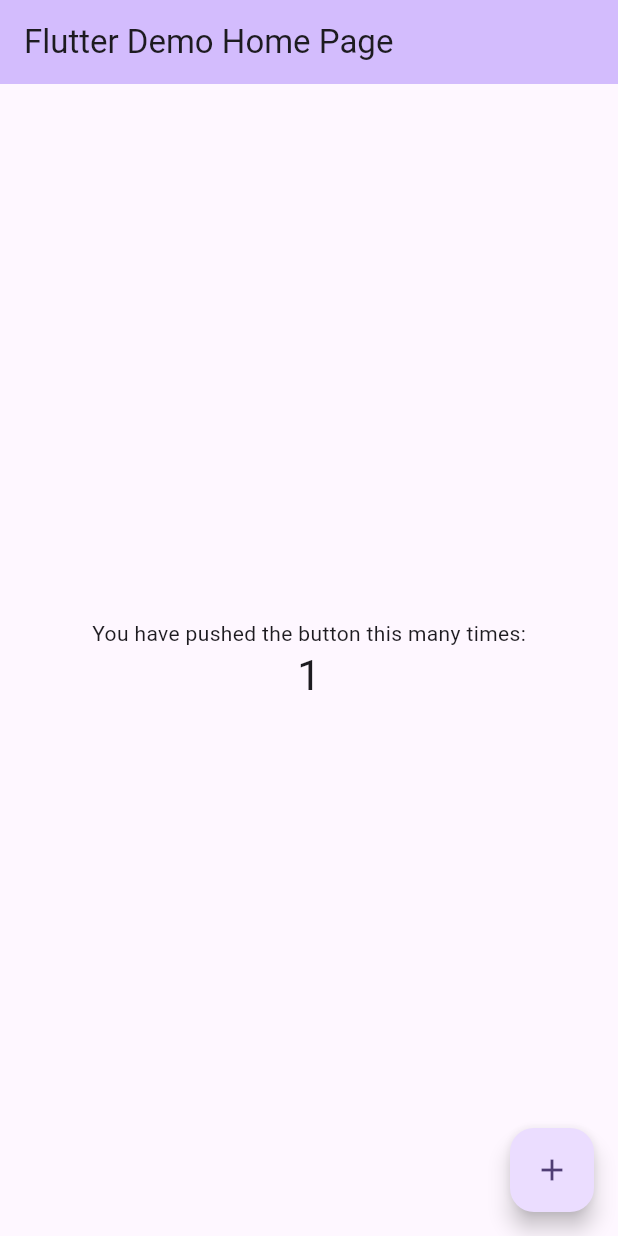
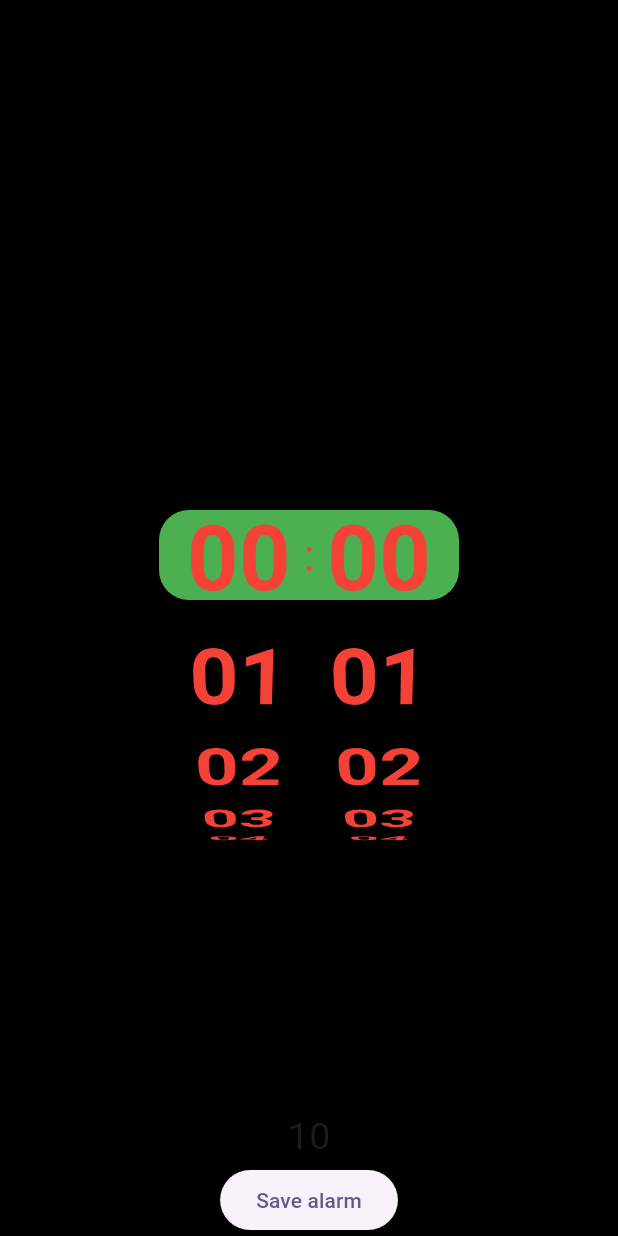
Before and after one commit to mostafijur-devs/alarm-clock, a Flutter app: the screen it shows after launch, after a tap on the "add" icon, on a phone screen of 412 x 824 dp. Run offline on Flutter 3.47's test engine with Material 3 defaults, Android fonts, the light colour scheme and no system bars; our stand-ins replace permission_handler; missing offline and left inert: alarm; statements that could not run were skipped.

Commit message:
alarm set

```diff
--- /dev/null
+++ b/lib/home_screen.dart
@@ -0,0 +1,178 @@
+import 'package:alarm/alarm.dart';
+import 'package:flutter/material.dart';
+
+class HomeScreen extends StatefulWidget {
+  final void Function(int hour, int minute)? onTimeSelected;
+
+  const HomeScreen({super.key, this.onTimeSelected});
+
+  @override
+  State<HomeScreen> createState() => _HomeScreenState();
+}
+
+class _HomeScreenState extends State<HomeScreen> {
+  late FixedExtentScrollController _hourController;
+  late FixedExtentScrollController _minuteController;
+
+  int selectedHour = TimeOfDay.now().hour;
+  int selectedMinute = TimeOfDay.now().minute;
+
+
+  @override
+  void initState() {
+    super.initState();
+    _hourController = FixedExtentScrollController(initialItem: selectedHour);
+    _minuteController = FixedExtentScrollController(initialItem: selectedMinute);
+    print("time $selectedMinute , ,, $selectedHour");
+  }
+
+  @override
+  void dispose() {
+    super.dispose();
+
+    _hourController.dispose();
+    _minuteController.dispose();
+  }
+
+  @override
+  Widget build(BuildContext context) {
+    return Scaffold(
+      backgroundColor: Colors.black,
+      // appBar: AppBar(title: const Text('Alarm Time Picker')),
+      body: SafeArea(
+        child: Column(
+          children: [
+            Expanded(
+              child: Stack(
+
+                alignment: Alignment.center,
+                children: [
+                  Positioned(child: Container(
+                    width: 200,
+                    height: 60,
+                    decoration: BoxDecoration(
+                        color: Colors.green,
+                        borderRadius: BorderRadius.circular(20)
+                    ),
+                  )),
+                  Padding(
+                    padding: const EdgeInsets.symmetric(vertical: 20.0),
+                    child: Row(
+                      mainAxisAlignment: MainAxisAlignment.center,
+                      children: [
+                        _buildWidgetList(
+                          controller: _hourController,
+                          items: List.generate(24, (index) => index),
+                          onChanged: (value) {
+                            setState(() {
+                              selectedHour = value;
+                            });
+                            widget.onTimeSelected?.call(selectedHour, selectedMinute);
+                          },
+                        ),
+
+                        Padding(
+                          padding: const EdgeInsets.all(8.0),
+                          child: Text(':',style: TextStyle(color: Colors.red,fontSize: 30),),
+                        ),
+
+                        _buildWidgetList(
+                          controller: _minuteController,
+                          items: List.generate(60, (index) => index),
+                          onChanged: (value) {
+                            setState(() {
+                              selectedMinute = value;
+                            });
+                            widget.onTimeSelected?.call(selectedHour, selectedMinute);
+                          },
+                        ),
+                      ],
+                    ),
+                  )
+
+                ],
+              ),
+            ),
+            Text(selectedHour.toString(),style: TextStyle(fontSize: 25),),
+            ElevatedButton(onPressed: () async {
+              print("conform date $selectedHour ,   $selectedMinute");
+
+              final now = DateTime.now();
+              DateTime alarmDateTime = DateTime(
+                now.year,
+                now.month,
+                now.day,
+                selectedHour,
+                selectedMinute,
+              );
+
+// যদি নির্বাচিত সময় আগের হয়, তাহলে পরের দিনের জন্য সেট করো
+//               if (alarmDateTime.isBefore(now)) {
+//                 alarmDateTime = alarmDateTime.add(const Duration(days: 1));
+//               }
+
+              final alarmSettings = AlarmSettings(
+                id: 42,
+                dateTime: alarmDateTime,
+                assetAudioPath: 'assets/alarm.mp3',
+                loopAudio: true,
+                vibrate: true,
+                volumeSettings: VolumeSettings.fade(
+                  volume: 0.8,
+                  fadeDuration: Duration(seconds: 5),
+                  volumeEnforced: true,
+                ),
+                notificationSettings: NotificationSettings(
+                  title: 'This is the title',
+                  body: 'This is the body',
+                  stopButton: 'Stop the alarm',
+                  icon: 'notification_icon',
+                  iconColor: const Color(0xff862778),
+                ),
+              );
+
+              await Alarm.set(alarmSettings: alarmSettings);
+
+
+              // loadAlarms();
+              Navigator.pop(context);
+            }, child: Text('Save alarm'))
+          ],
+        ),
+      ),
+    );
+  }
+
+  Widget _buildWidgetList({
+    required FixedExtentScrollController controller,
+    required List<int> items,
+    required Function(int) onChanged,
+  }) {
+    return SizedBox(
+      width: 70,
+      child: ListWheelScrollView.useDelegate(
+        physics: FixedExtentScrollPhysics(),
+        perspective: 0.009,
+        diameterRatio: 2.0,
+        itemExtent: 80,
+        onSelectedItemChanged: onChanged,
+        childDelegate: ListWheelChildBuilderDelegate(
+
+          childCount: items.length,
+          builder: (context, index) {
+            return Center(
+              child: Text(
+                items[index].toString().padLeft(2, '0'),
+                style: TextStyle(
+                  fontSize: 60,
+                  color: Colors.red,
+                  fontWeight: FontWeight.bold,
+                ),
+              ),
+            );
+          },
+        ),
+      ),
+    );
+  }
+}
--- a/lib/main.dart
+++ b/lib/main.dart
@@ -1,6 +1,122 @@
+// import 'dart:io';
+//
+// import 'package:alarm/alarm.dart';
+// import 'package:flutter/material.dart';
+// import 'package:permission_handler/permission_handler.dart';
+//
+// void main() async{
+//   WidgetsFlutterBinding.ensureInitialized();
+//   await Alarm.init();
+//   runApp(const MyApp());
+// }
+//
+// class MyApp extends StatelessWidget {
+//   const MyApp({super.key});
+//
+//   // This widget is the root of your application.
+//   @override
+//   Widget build(BuildContext context) {
+//     return MaterialApp(
+//       title: 'Flutter Demo',
+//       theme: ThemeData(
+//
+//         colorScheme: ColorScheme.fromSeed(seedColor: Colors.deepPurple),
+//       ),
+//       home: const MyHomePage(title: 'Flutter Demo Home Page'),
+//     );
+//   }
+// }
+//
+// class MyHomePage extends StatefulWidget {
+//   const MyHomePage({super.key, required this.title});
+//
+//   final String title;
+//
+//   @override
+//   State<MyHomePage> createState() => _MyHomePageState();
+// }
+//
+// class _MyHomePageState extends State<MyHomePage> {
+//
+//   @override
+//   void initState() {
+//     // TODO: implement initState
+//     super.initState();
+//   }
+//   Future<void> checkAndroidScheduleExactAlarmPermission() async {
+//     final status = await Permission.scheduleExactAlarm.status;
+//     print('Schedule exact alarm permission: $status.');
+//     if (status.isDenied) {
+//       print('Requesting schedule exact alarm permission...');
+//       final res = await Permission.scheduleExactAlarm.request();
+//       print('Schedule exact alarm permission ${res.isGranted ? '' : 'not'} granted.');
+//     }
+//   }
+//
+//   int _counter = 0;
+//
+//   void _incrementCounter() {
+//     setState(() {
+//       _counter++;
+//     });
+//   }
+//
+//   @override
+//   Widget build(BuildContext context) {
+//
+//     return Scaffold(
+//       appBar: AppBar(
+//
+//         backgroundColor: Theme.of(context).colorScheme.inversePrimary,
+//
+//         title: Text(widget.title),
+//       ),
+//       body: Center(
+//         // Center is a layout widget. It takes a single child and positions it
+//         // in the middle of the parent.
+//         child: Column(
+//           mainAxisAlignment: MainAxisAlignment.center,
+//           children: <Widget>[
+//             const Text('You have pushed the button this many times:'),
+//             Text(
+//               '$_counter',
+//               style: Theme.of(context).textTheme.headlineMedium,
+//             ),
+//           ],
+//         ),
+//       ),
+//       floatingActionButton: FloatingActionButton(
+//         onPressed:() {
+//
+//           final alarmDate = DateTime.now().add(Duration(seconds: 30));
+//           final alarmSettings = AlarmSettings(
+//             id: 42,
+//             dateTime: alarmDate,
+//             assetAudioPath: 'assets/alarm.mp3',
+//             loopAudio: true,
+//             vibrate: true,
+//             volumeSettings: VolumeSettings.fade(fadeDuration: Duration(seconds: 3)),
+//             notificationSettings: NotificationSettings(title: 'this is tittle', body: 'this is body',),
+//           );
+//
+//         } ,
+//         tooltip: 'Increment',
+//         child: const Icon(Icons.add),
+//       ), // This trailing comma makes auto-formatting nicer for build methods.
+//     );
+//   }
+// }
+import 'dart:async';
+import 'package:alarm/alarm.dart';
+import 'package:alarm_clock/home_screen.dart';
+import 'package:flutter/foundation.dart';
 import 'package:flutter/material.dart';
+import 'package:intl/intl.dart';
+import 'package:permission_handler/permission_handler.dart';
 
-void main() {
+void main() async {
+  WidgetsFlutterBinding.ensureInitialized();
+  await Alarm.init();
   runApp(const MyApp());
 }
 
@@ -13,39 +129,16 @@
     return MaterialApp(
       title: 'Flutter Demo',
       theme: ThemeData(
-        // This is the theme of your application.
-        //
-        // TRY THIS: Try running your application with "flutter run". You'll see
-        // the application has a purple toolbar. Then, without quitting the app,
-        // try changing the seedColor in the colorScheme below to Colors.green
-        // and then invoke "hot reload" (save your changes or press the "hot
-        // reload" button in a Flutter-supported IDE, or press "r" if you used
-        // the command line to start the app).
-        //
-        // Notice that the counter didn't reset back to zero; the application
-        // state is not lost during the reload. To reset the state, use hot
-        // restart instead.
-        //
-        // This works for code too, not just values: Most code changes can be
-        // tested with just a hot reload.
         colorScheme: ColorScheme.fromSeed(seedColor: Colors.deepPurple),
+        useMaterial3: true,
       ),
-      home: const MyHomePage(title: 'Flutter Demo Home Page'),
+      home: const MyHomePage(title: 'Alarm Demo'),
     );
   }
 }
 
 class MyHomePage extends StatefulWidget {
   const MyHomePage({super.key, required this.title});
-
-  // This widget is the home page of your application. It is stateful, meaning
-  // that it has a State object (defined below) that contains fields that affect
-  // how it looks.
-
-  // This class is the configuration for the state. It holds the values (in this
-  // case the title) provided by the parent (in this case the App widget) and
-  // used by the build method of the State. Fields in a Widget subclass are
-  // always marked "final".
 
   final String title;
 
@@ -54,69 +147,171 @@
 }
 
 class _MyHomePageState extends State<MyHomePage> {
-  int _counter = 0;
+  late List<AlarmSettings> alarms = [];
 
-  void _incrementCounter() {
+  static StreamSubscription<AlarmSettings>? subscription;
+
+  int pickHours = 0;
+  int pickMinute = 0;
+
+
+  @override
+  void initState() {
+    super.initState();
+    //notifcation permission
+    checkAndroidNotificationPermission();
+    //schedule alarm permission
+    checkAndroidScheduleExactAlarmPermission();
+    loadAlarms();
+    subscription ??= Alarm.ringStream.stream.listen(navigateToRingScreen);
+    //listen alarm if active than navigate to alarm screen
+  }
+
+  Future<void> loadAlarms() async {
+    final loadedAlarms = await Alarm.getAlarms();
+    loadedAlarms.sort((a, b) => a.dateTime.compareTo(b.dateTime));
     setState(() {
-      // This call to setState tells the Flutter framework that something has
-      // changed in this State, which causes it to rerun the build method below
-      // so that the display can reflect the updated values. If we changed
-      // _counter without calling setState(), then the build method would not be
-      // called again, and so nothing would appear to happen.
-      _counter++;
+      alarms = loadedAlarms;
     });
+  }
+
+  Future<void> checkAndroidNotificationPermission() async {
+    final status = await Permission.notification.status;
+    if (status.isDenied) {
+      print('Requesting notification permission...');
+      final res = await Permission.notification.request();
+      print('Notification permission ${res.isGranted ? '' : 'not '}granted');
+    }
+  }
+
+  Future<void> navigateToRingScreen(AlarmSettings alarmSettings) async {
+    await Navigator.push(
+      context,
+      MaterialPageRoute<void>(
+        builder: (context) =>
+            AlarmNotificationScreen(alarmSettings: alarmSettings),
+      ),
+    );
+    loadAlarms();
+  }
+
+  Future<void> checkAndroidScheduleExactAlarmPermission() async {
+    final status = await Permission.scheduleExactAlarm.status;
+    if (kDebugMode) {
+      print('Schedule exact alarm permission: $status.');
+    }
+    if (status.isDenied) {
+      if (kDebugMode) {
+        print('Requesting schedule exact alarm permission...');
+      }
+      final res = await Permission.scheduleExactAlarm.request();
+      if (kDebugMode) {
+        print(
+          'Schedule exact alarm permission ${res.isGranted
+              ? ''
+              : 'not'} granted.',
+        );
+      }
+    }
   }
 
   @override
   Widget build(BuildContext context) {
-    // This method is rerun every time setState is called, for instance as done
-    // by the _incrementCounter method above.
-    //
-    // The Flutter framework has been optimized to make rerunning build methods
-    // fast, so that you can just rebuild anything that needs updating rather
-    // than having to individually change instances of widgets.
     return Scaffold(
       appBar: AppBar(
-        // TRY THIS: Try changing the color here to a specific color (to
-        // Colors.amber, perhaps?) and trigger a hot reload to see the AppBar
-        // change color while the other colors stay the same.
-        backgroundColor: Theme.of(context).colorScheme.inversePrimary,
-        // Here we take the value from the MyHomePage object that was created by
-        // the App.build method, and use it to set our appbar title.
+        backgroundColor: Theme
+            .of(context)
+            .colorScheme
+            .inversePrimary,
         title: Text(widget.title),
       ),
-      body: Center(
-        // Center is a layout widget. It takes a single child and positions it
-        // in the middle of the parent.
-        child: Column(
-          // Column is also a layout widget. It takes a list of children and
-          // arranges them vertically. By default, it sizes itself to fit its
-          // children horizontally, and tries to be as tall as its parent.
-          //
-          // Column has various properties to control how it sizes itself and
-          // how it positions its children. Here we use mainAxisAlignment to
-          // center the children vertically; the main axis here is the vertical
-          // axis because Columns are vertical (the cross axis would be
-          // horizontal).
-          //
-          // TRY THIS: Invoke "debug painting" (choose the "Toggle Debug Paint"
-          // action in the IDE, or press "p" in the console), to see the
-          // wireframe for each widget.
-          mainAxisAlignment: MainAxisAlignment.center,
-          children: <Widget>[
-            const Text('You have pushed the button this many times:'),
-            Text(
-              '$_counter',
-              style: Theme.of(context).textTheme.headlineMedium,
-            ),
-          ],
-        ),
+      body: ListView(
+          children: [
+            Column(
+              children: List.generate(
+                alarms.length,
+                    (index) => ListTile(
+                  title: Text(DateFormat('hh:mm a').format(alarms[index].dateTime)),
+                ),
+              ),
+            )
+          ]
+
       ),
       floatingActionButton: FloatingActionButton(
-        onPressed: _incrementCounter,
-        tooltip: 'Increment',
+        onPressed: () async {
+          Navigator.push(context, MaterialPageRoute(builder: (context) =>
+              HomeScreen(
+                onTimeSelected: (hour, minute) {
+                  setState(() {
+                    pickHours = hour;
+                    pickMinute = minute;
+                  });
+                  print( "Home Screen time $hour, $minute");
+                },
+              )));
+          loadAlarms();
+        },
         child: const Icon(Icons.add),
-      ), // This trailing comma makes auto-formatting nicer for build methods.
+      ),
     );
   }
 }
+
+class AlarmNotificationScreen extends StatefulWidget {
+  final AlarmSettings alarmSettings;
+
+  const AlarmNotificationScreen({super.key, required this.alarmSettings});
+
+  @override
+  State<AlarmNotificationScreen> createState() =>
+      _AlarmNotificationScreenState();
+}
+
+class _AlarmNotificationScreenState extends State<AlarmNotificationScreen> {
+  @override
+  Widget build(BuildContext context) {
+    return Scaffold(
+      body: Column(
+        mainAxisAlignment: MainAxisAlignment.center,
+        children: [
+          const Text("Alram is ringing......."),
+          Text(widget.alarmSettings.notificationSettings.title),
+          Text(widget.alarmSettings.notificationSettings.body),
+          Row(
+            mainAxisAlignment: MainAxisAlignment.center,
+            children: [
+              ElevatedButton(
+                onPressed: () {
+                  //skip alarm for next time
+                  final now = DateTime.now();
+                  Alarm.set(
+                    alarmSettings: widget.alarmSettings.copyWith(
+                      dateTime: DateTime(
+                        now.year,
+                        now.month,
+                        now.day,
+                        now.hour,
+                        now.minute,
+                      ).add(const Duration(minutes: 1)),
+                    ),
+                  ).then((_) => Navigator.pop(context));
+                },
+                child: const Text("Snooze"),
+              ),
+              ElevatedButton(
+                onPressed: () {
+                  //stop alarm
+                  Alarm.stop(
+                    widget.alarmSettings.id,
+                  ).then((_) => Navigator.pop(context));
+                },
+                child: const Text("Stop"),
+              ),
+            ],
+          ),
+        ],
+      ),
+    );
+  }
+}
```
Also changed, not shown: pubspec.yaml (+5 -2 lines), pubspec.lock, 4 other files.
